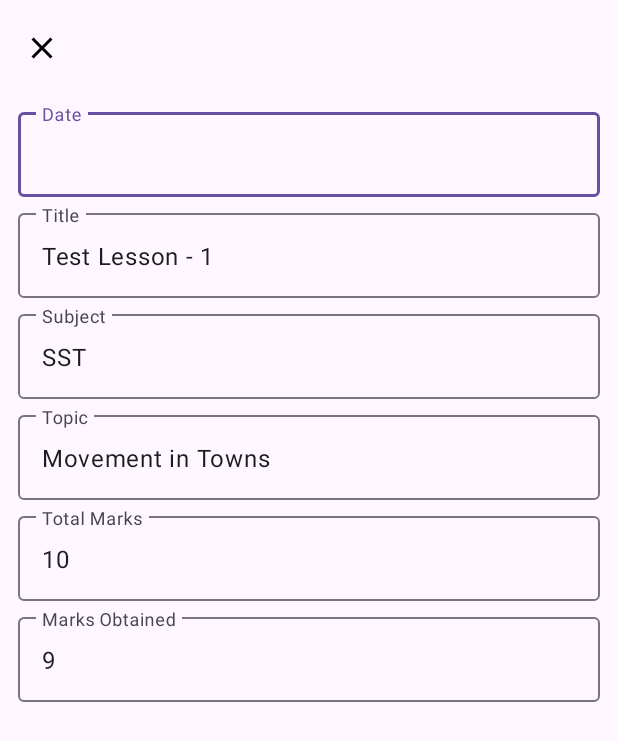
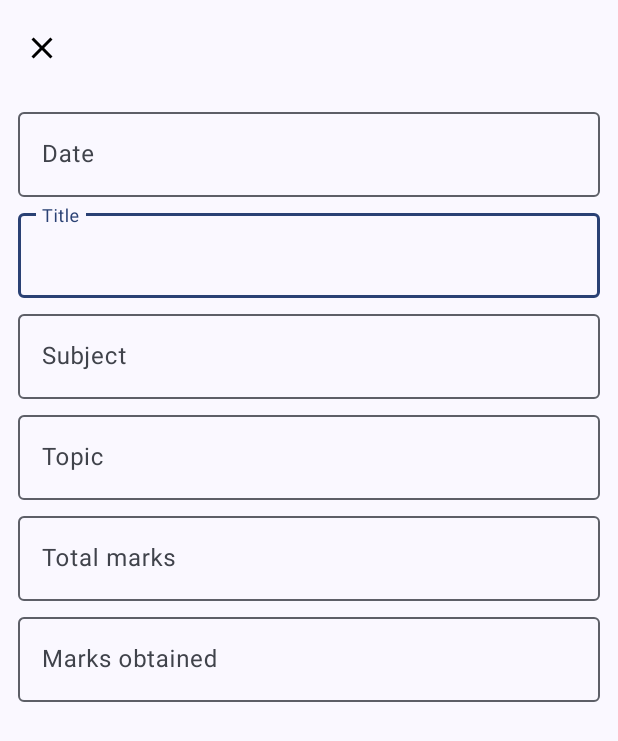
Before and after one commit to ManbirJudge/recorded-steampunk, an Android app: the layout dialog_add_test.xml on its own in the app's theme, with its tools: preview values and no code run, on a phone screen of 412 x 824 dp. Shown: the top 741 px of the screen. Run offline under Robolectric (Android 15) with nearby library versions, the light colour scheme and no system bars.

Commit message:
Developement commit.

```diff
--- a/recorded_steam_punk_android_client/RecordedSteampunk/app/src/main/AndroidManifest.xml
+++ b/recorded_steam_punk_android_client/RecordedSteampunk/app/src/main/AndroidManifest.xml
@@ -15,6 +15,7 @@
         android:supportsRtl="true"
         android:theme="@style/Theme.RecordedSteampunk"
         tools:targetApi="31"
+        android:name=".RecordedSteampunkApp"
         android:usesCleartextTraffic="true">
         <activity
             android:name=".MainActivity"
--- a/recorded_steam_punk_android_client/RecordedSteampunk/app/src/main/java/com/example/recordedsteampunk/adapter/TestRecordItemKeyProvider.kt
+++ b/recorded_steam_punk_android_client/RecordedSteampunk/app/src/main/java/com/example/recordedsteampunk/adapter/TestRecordItemKeyProvider.kt
@@ -3,7 +3,7 @@
 import androidx.recyclerview.selection.ItemKeyProvider
 import androidx.recyclerview.widget.RecyclerView
 
-class TestRecordItemKeyProvider(private val recyclerView: RecyclerView) : ItemKeyProvider<Long>(ItemKeyProvider.SCOPE_MAPPED) {
+class TestRecordItemKeyProvider(private val recyclerView: RecyclerView) : ItemKeyProvider<Long>(SCOPE_MAPPED) {
     override fun getKey(position: Int): Long {
         return recyclerView.adapter!!.getItemId(position)
     }
--- a/recorded_steam_punk_android_client/RecordedSteampunk/app/src/main/java/com/example/recordedsteampunk/adapter/TestRecordRecyclerAdapter.kt
+++ b/recorded_steam_punk_android_client/RecordedSteampunk/app/src/main/java/com/example/recordedsteampunk/adapter/TestRecordRecyclerAdapter.kt
@@ -16,7 +16,7 @@
 
 class TestRecordRecyclerAdapter() : RecyclerView.Adapter<TestRecordRecyclerAdapter.TestViewHolder>() {
     companion object {
-        val DATE_FORMAT = SimpleDateFormat("dd-MM-yyy", Locale.getDefault())
+        fun getDateFormat() = SimpleDateFormat("dd-MM-yyy", Locale.getDefault())
     }
 
     private lateinit var tests: ArrayList<Test>
@@ -66,12 +66,12 @@
 
         tracker?.let {
             holder.mTitleText.text = test.title
-            holder.mDateText.text = DATE_FORMAT.format(Date(test.date))
+            holder.mDateText.text = getDateFormat().format(Date(test.date))
             holder.mSubjectText.text = test.subject
             holder.mTopicText.text = test.topic
             holder.mMarksObtainedText.text = test.marksObtained.toString()
             holder.mTotalMarksText.text = test.totalMarks.toString()
-            holder.mPercentageText.text = "${test.marksObtained / test.totalMarks * 100}%"
+            holder.mPercentageText.text = context.resources.getString(R.string.percentage_text, test.marksObtained / test.totalMarks * 100)
 
             if (it.isSelected(getItemId(position))) {
                 holder.mItemView.alpha = 0.75f
--- a/recorded_steam_punk_android_client/RecordedSteampunk/app/src/main/java/com/example/recordedsteampunk/api/ApiConstants.kt
+++ b/recorded_steam_punk_android_client/RecordedSteampunk/app/src/main/java/com/example/recordedsteampunk/api/ApiConstants.kt
@@ -1,6 +1,8 @@
 package com.example.recordedsteampunk.api
 
 object ApiConstants {
+    const val DEFAULT_TESTS_PER_PAGE = 5
+
     private const val DEBUG_IP = "192.168.0.119:5000"
     private const val PROD_IP = "UNDEFINED"
 
--- a/recorded_steam_punk_android_client/RecordedSteampunk/app/src/main/java/com/example/recordedsteampunk/api/ApiService.kt
+++ b/recorded_steam_punk_android_client/RecordedSteampunk/app/src/main/java/com/example/recordedsteampunk/api/ApiService.kt
@@ -15,8 +15,10 @@
     fun getTestRecord(
         @Path("page-no") pageNo: Int = 0,
 
+        @Query("tests-per-page") testsPerPage: Int = ApiConstants.DEFAULT_TESTS_PER_PAGE,
+        @Query("str-dates") strDates: Boolean = false,
         @Query("sort-by") sortBy: String = "date",
-        @Query("sort-order") sortOrder: String = "desc"
+        @Query("sort-order") sortOrder: Int = 1
     ): Call<GetTestRecordResponse>
 
     @POST(ApiConstants.TEST_RECORD_URL)
--- /dev/null
+++ b/recorded_steam_punk_android_client/RecordedSteampunk/app/src/main/res/drawable/ic_play_circle_24.xml
@@ -0,0 +1,5 @@
+<vector android:height="24dp" android:tint="#000000"
+    android:viewportHeight="24" android:viewportWidth="24"
+    android:width="24dp" xmlns:android="http://schemas.android.com/apk/res/android">
+    <path android:fillColor="@android:color/white" android:pathData="M12,2C6.48,2 2,6.48 2,12s4.48,10 10,10s10,-4.48 10,-10S17.52,2 12,2zM9.5,16.5v-9l7,4.5L9.5,16.5z"/>
+</vector>
--- a/recorded_steam_punk_android_client/RecordedSteampunk/app/src/main/res/layout/dialog_add_test.xml
+++ b/recorded_steam_punk_android_client/RecordedSteampunk/app/src/main/res/layout/dialog_add_test.xml
@@ -28,6 +28,7 @@
         android:id="@+id/textLayout1"
         android:layout_width="match_parent"
         android:layout_height="wrap_content"
+        android:focusable="false"
         app:layout_constraintEnd_toEndOf="parent"
         app:layout_constraintStart_toStartOf="parent"
         app:layout_constraintTop_toBottomOf="@+id/add_test_dialog_appbar_layout">
@@ -36,7 +37,8 @@
             android:id="@+id/add_test_dialog_date_input"
             android:layout_width="match_parent"
             android:layout_height="wrap_content"
-            android:hint="Date"
+            android:focusable="false"
+            android:hint="@string/date_placeholder"
             android:inputType="date" />
     </com.google.android.material.textfield.TextInputLayout>
 
@@ -54,8 +56,7 @@
             android:id="@+id/add_test_dialog_title_input"
             android:layout_width="match_parent"
             android:layout_height="wrap_content"
-            android:text="Test Lesson - 1"
-            android:hint="Title" />
+            android:hint="@string/title_placeholder" />
     </com.google.android.material.textfield.TextInputLayout>
 
     <com.google.android.material.textfield.TextInputLayout
@@ -72,8 +73,7 @@
             android:id="@+id/add_test_dialog_subject_input"
             android:layout_width="match_parent"
             android:layout_height="wrap_content"
-            android:text="SST"
-            android:hint="Subject" />
+            android:hint="@string/subject_placeholder" />
     </com.google.android.material.textfield.TextInputLayout>
 
     <com.google.android.material.textfield.TextInputLayout
@@ -90,8 +90,7 @@
             android:id="@+id/add_test_dialog_topic_input"
             android:layout_width="match_parent"
             android:layout_height="wrap_content"
-            android:text="Movement in Towns"
-            android:hint="Topic" />
+            android:hint="@string/topic_placeholder" />
     </com.google.android.material.textfield.TextInputLayout>
 
     <com.google.android.material.textfield.TextInputLayout
@@ -108,8 +107,7 @@
             android:id="@+id/add_test_dialog_total_marks_input"
             android:layout_width="match_parent"
             android:layout_height="wrap_content"
-            android:hint="Total Marks"
-            android:text="10"
+            android:hint="@string/total_marks_placeholder"
             android:inputType="numberDecimal" />
     </com.google.android.material.textfield.TextInputLayout>
 
@@ -127,8 +125,7 @@
             android:id="@+id/add_test_dialog_marks_obtained_input"
             android:layout_width="match_parent"
             android:layout_height="wrap_content"
-            android:hint="Marks Obtained"
-            android:text="9"
+            android:hint="@string/marks_obtained_placeholder"
             android:inputType="numberDecimal" />
     </com.google.android.material.textfield.TextInputLayout>
 
--- a/recorded_steam_punk_android_client/RecordedSteampunk/app/src/main/res/menu/menu_main.xml
+++ b/recorded_steam_punk_android_client/RecordedSteampunk/app/src/main/res/menu/menu_main.xml
@@ -4,12 +4,12 @@
     tools:context="com.example.recordedsteampunk.MainActivity">
     <item
         android:id="@+id/menu_main_action_delete"
-        android:title="Delete"
+        android:title="@string/action_delete_title"
         app:showAsAction="ifRoom"
         android:visible="false"
         android:icon="@drawable/ic_delete_24"/>
     <item
         android:id="@+id/menu_main_action_settings"
-        android:title="@string/action_settings"
+        android:title="@string/action_settings_title"
         app:showAsAction="never" />
 </menu>
--- a/recorded_steam_punk_android_client/RecordedSteampunk/app/src/main/res/values/strings.xml
+++ b/recorded_steam_punk_android_client/RecordedSteampunk/app/src/main/res/values/strings.xml
@@ -1,4 +1,21 @@
 <resources>
     <string name="app_name">Recorded Steampunk</string>
-    <string name="action_settings">Settings</string>
+
+    <string name="action_delete_title">Delete</string>
+    <string name="action_settings_title">Settings</string>
+
+    <string name="add_new_test_fab_desc">Add new test.</string>
+
+    <string name="debug_fab_desc">Debug button.</string>
+    <string name="debug_fab_text">Debug</string>
+
+    <string name="percentage_text">%1$.2f%%</string>
+
+    <string name="date_placeholder">Date</string>
+    <string name="title_placeholder">Title</string>
+    <string name="marks_obtained_placeholder">Marks obtained</string>
+    <string name="total_marks_placeholder">Total marks</string>
+    <string name="percentage_placeholder">Percentage</string>
+    <string name="subject_placeholder">Subject</string>
+    <string name="topic_placeholder">Topic</string>
 </resources>
```
Also changed, not shown: recorded_steam_punk_android_client/RecordedSteampunk/app/src/main/java/com/example/recordedsteampunk/MainActivity.kt (+52 -9 lines), recorded_steam_punk_android_client/RecordedSteampunk/app/src/main/java/com/example/recordedsteampunk/RecordedSteampunkApp.kt (added, +12 -0 lines), recorded_steam_punk_android_client/RecordedSteampunk/app/src/main/java/com/example/recordedsteampunk/dialog/AddTestDialogFragment.kt (+5 -7 lines), recorded_steam_punk_android_client/RecordedSteampunk/app/src/main/res/layout/activity_main.xml (+13 -1 lines), recorded_steam_punk_android_client/RecordedSteampunk/app/src/main/res/layout/item_test.xml (+16 -12 lines), 6 other files.
